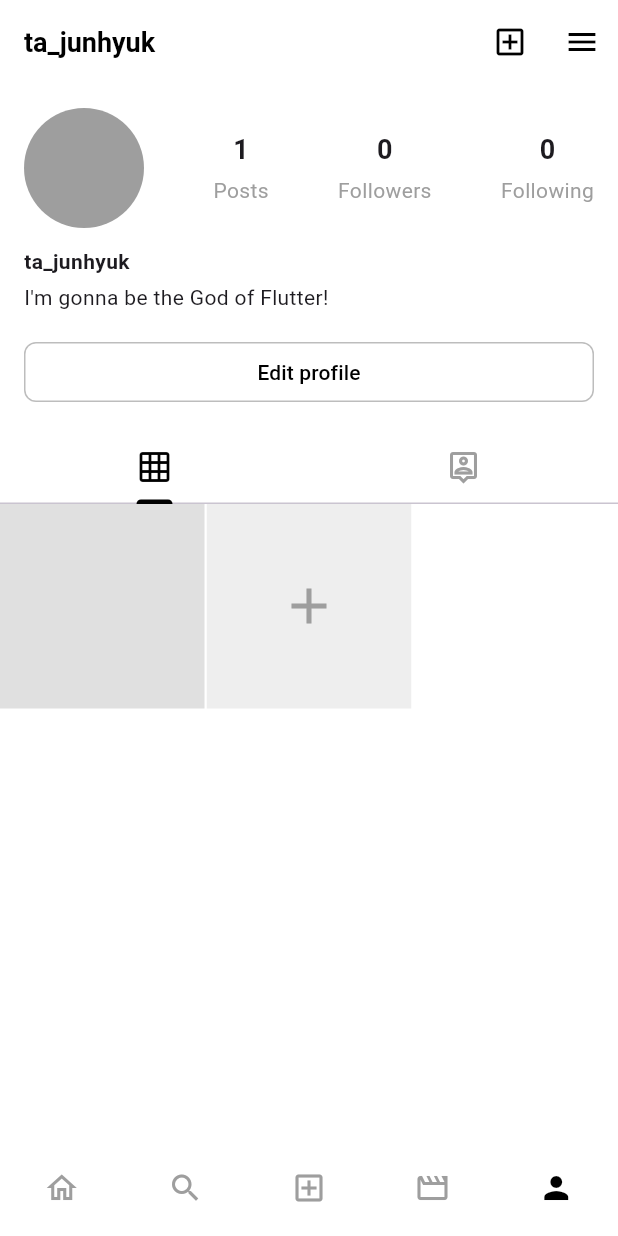
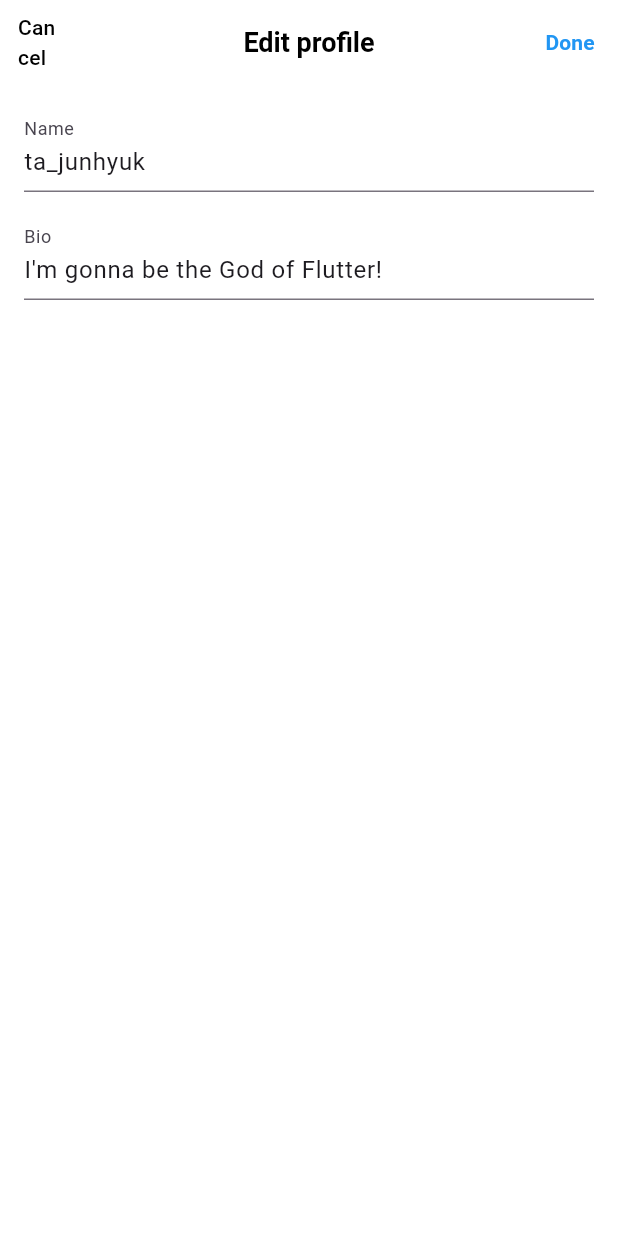
Before and after one commit to evaseo0078/instagram, a Flutter app: the screen it shows after launch, item 5 of the bottom bar chosen, after a tap on "Edit profile", on a phone screen of 412 x 824 dp. Run offline on Flutter 3.47's test engine with Material 3 defaults, Android fonts, the phone set to English and light mode, and no system bars; our stand-ins replace image_picker, permission_handler; missing offline and left inert: photo_manager, photo_manager_image_provider, photofilters.

Commit message:
edit_profile_screen 생성만

```diff
--- /dev/null
+++ b/lib/screens/edit_profile_screen.dart
@@ -0,0 +1,100 @@
+// 📍 lib/screens/edit_profile_screen.dart
+
+import 'package:flutter/material.dart';
+import 'package:instagram/utils/colors.dart';
+
+class EditProfileScreen extends StatefulWidget {
+  // 1. profile_screen.dart로부터 "현재" 닉네임과 바이오를 전달받음
+  final String currentName;
+  final String currentBio;
+
+  const EditProfileScreen({
+    super.key,
+    required this.currentName,
+    required this.currentBio,
+  });
+
+  @override
+  State<EditProfileScreen> createState() => _EditProfileScreenState();
+}
+
+class _EditProfileScreenState extends State<EditProfileScreen> {
+  // 2. TextField를 제어하기 위한 컨트롤러
+  late TextEditingController _nameController;
+  late TextEditingController _bioController;
+
+  @override
+  void initState() {
+    super.initState();
+    // 3. 컨트롤러를 "현재" 닉네임/바이오로 초기화
+    _nameController = TextEditingController(text: widget.currentName);
+    _bioController = TextEditingController(text: widget.currentBio);
+  }
+
+  @override
+  void dispose() {
+    _nameController.dispose();
+    _bioController.dispose();
+    super.dispose();
+  }
+
+  // 4. "Done" 버튼을 눌렀을 때 실행될 함수
+  void _saveAndReturn() {
+    // 5. 변경된 텍스트를 Map 형태로 묶어서 이전 화면으로 "반환"
+    Navigator.of(context).pop({
+      'name': _nameController.text,
+      'bio': _bioController.text,
+    });
+  }
+
+  @override
+  Widget build(BuildContext context) {
+    return Scaffold(
+      appBar: AppBar(
+        // "Cancel" 버튼 (영상 03:54)
+        leading: TextButton(
+          onPressed: () => Navigator.of(context).pop(),
+          child: const Text('Cancel', style: TextStyle(color: primaryColor)),
+        ),
+        title: const Text('Edit profile',
+            style: TextStyle(fontWeight: FontWeight.bold)),
+        centerTitle: true,
+        // "Done" 버튼
+        actions: [
+          TextButton(
+            onPressed: _saveAndReturn, // ⭐️ 저장 함수 연결
+            child: const Text(
+              'Done',
+              style: TextStyle(
+                color: Colors.blue,
+                fontWeight: FontWeight.bold,
+              ),
+            ),
+          )
+        ],
+      ),
+      body: Padding(
+        padding: const EdgeInsets.all(16.0),
+        child: Column(
+          children: [
+            // 6. 이름 입력 필드 (영상 03:56)
+            TextField(
+              controller: _nameController,
+              decoration: const InputDecoration(
+                labelText: 'Name',
+              ),
+            ),
+            const SizedBox(height: 16),
+            // 7. 바이오 입력 필드 (영상 04:15)
+            TextField(
+              controller: _bioController,
+              decoration: const InputDecoration(
+                labelText: 'Bio',
+              ),
+            ),
+          ],
+        ),
+      ),
+    );
+  }
+}
--- a/lib/screens/profile_screen.dart
+++ b/lib/screens/profile_screen.dart
@@ -1,10 +1,14 @@
+// 📍 lib/screens/profile_screen.dart (업데이트된 최종본)
+
 import 'dart:io';
 import 'package:flutter/material.dart';
 import 'package:instagram/utils/colors.dart';
+import 'package:instagram/screens/edit_profile_screen.dart'; // ⭐️ 1. 새로 만든 파일 import
 
-class ProfileScreen extends StatelessWidget {
+// ⭐️ 2. StatelessWidget -> StatefulWidget로 변경
+class ProfileScreen extends StatefulWidget {
   final List<Map<String, dynamic>> allPosts;
-  final void Function() onAddPostPressed; // AppBar의 '+' 버튼용 함수
+  final void Function() onAddPostPressed;
 
   const ProfileScreen({
     super.key,
@@ -12,6 +16,40 @@ class ProfileScreen extends StatelessWidget {
     required this.onAddPostPressed,
   });
 
+  @override
+  // ⭐️ 3. State 객체 생성
+  State<ProfileScreen> createState() => _ProfileScreenState();
+}
+
+// ⭐️ 4. State 클래스 (모든 로직이 여기로 이동)
+class _ProfileScreenState extends State<ProfileScreen> {
+  // ⭐️ 5. 닉네임과 바이오를 "기억"할 변수 (초기값 설정)
+  String _name = 'ta_junhyuk';
+  String _bio = "I'm gonna be the God of Flutter!";
+
+  // ⭐️ 6. EditProfileScreen으로 이동하는 함수 (새로 추가)
+  Future<void> _navigateToEditProfile() async {
+    // 7. "Edit profile" 화면을 띄우고, "현재" 닉네임/바이오를 전달
+    final result = await Navigator.push(
+      context,
+      MaterialPageRoute(
+        builder: (context) => EditProfileScreen(
+          currentName: _name,
+          currentBio: _bio,
+        ),
+      ),
+    );
+
+    // 8. "Done"을 눌러 돌아왔다면 (result가 Map 형태일 경우)
+    if (result != null && result is Map<String, String>) {
+      setState(() {
+        _name = result['name']!; // ⭐️ 9. 변수 업데이트 (화면 새로고침)
+        _bio = result['bio']!; // ⭐️ 10. 변수 업데이트 (화면 새로고침)
+      });
+    }
+  }
+
+  // ( ... 기존 _buildStatColumn, _buildPostGrid 함수는 동일 ... )
   Widget _buildStatColumn(String count, String label) {
     return Column(
       mainAxisSize: MainAxisSize.min,
@@ -30,13 +68,10 @@ class ProfileScreen extends StatelessWidget {
     );
   }
 
-  // ⭐️ 1. 게시물 격자(Grid)를 만드는 위젯 (수정됨)
   Widget _buildPostGrid(List<Map<String, dynamic>> myPosts) {
-    // ⭐️ 2. (영상 03:48) "No posts yet" 문구 (기존 로직)
     if (myPosts.isEmpty) {
       return const Center(child: Text("No posts yet"));
     }
-
     return GridView.builder(
       shrinkWrap: true,
       physics: const NeverScrollableScrollPhysics(),
@@ -45,13 +80,12 @@ class ProfileScreen extends StatelessWidget {
         crossAxisSpacing: 1.5,
         mainAxisSpacing: 1.5,
       ),
-      // ⭐️ 3. itemCount: 게시물 갯수 + 1 (마지막 '+' 버튼)
       itemCount: myPosts.length + 1,
       itemBuilder: (context, index) {
-        // ⭐️ 4. (영상 02:25) 마지막 index일 경우 '+' 버튼 반환
         if (index == myPosts.length) {
           return GestureDetector(
-            onTap: onAddPostPressed, // ⭐️ 5. AppBar와 동일한 포스팅 함수 연결
+            // ⭐️ 부모(widget)로부터 함수 접근
+            onTap: widget.onAddPostPressed,
             child: Container(
               color: Colors.grey[200],
               child: const Icon(
@@ -62,11 +96,8 @@ class ProfileScreen extends StatelessWidget {
             ),
           );
         }
-
-        // ⭐️ 6. 마지막이 아니면, 기존 썸네일 표시
         final postData = myPosts[index];
         final imagePath = postData['imagePath'];
-
         if (imagePath is File) {
           return Image.file(imagePath, fit: BoxFit.cover);
         } else if (imagePath is String) {
@@ -80,21 +111,22 @@ class ProfileScreen extends StatelessWidget {
 
   @override
   Widget build(BuildContext context) {
-    // ⭐️ 7. "중앙 리스트"에서 "내 게시물"만 필터링
-    final List<Map<String, dynamic>> myPosts =
-        allPosts.where((post) => post['username'] == 'ta_junhyuk').toList();
+    // ⭐️ 부모(widget)로부터 포스트 리스트 접근
+    final List<Map<String, dynamic>> myPosts = widget.allPosts
+        .where((post) => post['username'] == 'ta_junhyuk')
+        .toList();
 
     return Scaffold(
       appBar: AppBar(
-        title: const Text(
-          'ta_junhyuk',
-          style: TextStyle(fontWeight: FontWeight.bold, color: primaryColor),
+        title: Text(
+          _name, // ⭐️ 11. 하드코딩된 텍스트 대신 _name 변수 사용
+          style:
+              const TextStyle(fontWeight: FontWeight.bold, color: primaryColor),
         ),
         actions: [
-          // ⭐️ 8. AppBar의 '+' 버튼 (이것도 그대로 둠)
           IconButton(
             icon: const Icon(Icons.add_box_outlined),
-            onPressed: onAddPostPressed,
+            onPressed: widget.onAddPostPressed, // ⭐️ 부모(widget) 함수 사용
           ),
           IconButton(
             icon: const Icon(Icons.menu),
@@ -107,7 +139,6 @@ class ProfileScreen extends StatelessWidget {
         child: NestedScrollView(
           headerSliverBuilder: (context, innerBoxIsScrolled) {
             return [
-              // ⭐️ 9. 프로필 정보 헤더 (기존과 동일)
               SliverList(
                 delegate: SliverChildListDelegate(
                   [
@@ -130,19 +161,20 @@ class ProfileScreen extends StatelessWidget {
                             ],
                           ),
                           const SizedBox(height: 12),
-                          const Text(
-                            'ta_junhyuk',
-                            style: TextStyle(fontWeight: FontWeight.bold),
+                          Text(
+                            _name, // ⭐️ 12. 하드코딩된 텍스트 대신 _name 변수 사용
+                            style: const TextStyle(fontWeight: FontWeight.bold),
                           ),
                           const SizedBox(height: 4),
-                          const Text(
-                            "I'm gonna be the God of Flutter!",
+                          Text(
+                            _bio, // ⭐️ 13. 하드코딩된 텍스트 대신 _bio 변수 사용
                           ),
                           const SizedBox(height: 16),
                           SizedBox(
                             width: double.infinity,
                             child: OutlinedButton(
-                              onPressed: () {},
+                              // ⭐️ 14. _navigateToEditProfile 함수 연결
+                              onPressed: _navigateToEditProfile,
                               style: OutlinedButton.styleFrom(
                                 side: BorderSide(color: Colors.grey[400]!),
                                 shape: RoundedRectangleBorder(
@@ -161,7 +193,7 @@ class ProfileScreen extends StatelessWidget {
                   ],
                 ),
               ),
-              // ⭐️ 10. 탭바 (기존과 동일)
+              // ( ... 탭바는 동일 ... )
               SliverPersistentHeader(
                 pinned: true,
                 delegate: _SliverAppBarDelegate(
@@ -178,10 +210,9 @@ class ProfileScreen extends StatelessWidget {
               ),
             ];
           },
-          // ⭐️ 11. 탭바 내용 (수정된 _buildPostGrid 사용)
           body: TabBarView(
             children: [
-              _buildPostGrid(myPosts), // ⭐️ (수정된 함수)
+              _buildPostGrid(myPosts),
               const Center(child: Text('Tagged posts')),
             ],
           ),
@@ -191,17 +222,14 @@ class ProfileScreen extends StatelessWidget {
   }
 }
 
-// (SliverAppBarDelegate Helper 클래스는 동일)
+// ( ... SliverAppBarDelegate Helper 클래스는 동일 ... )
 class _SliverAppBarDelegate extends SliverPersistentHeaderDelegate {
   _SliverAppBarDelegate(this._tabBar);
-
   final TabBar _tabBar;
-
   @override
   double get minExtent => _tabBar.preferredSize.height;
   @override
   double get maxExtent => _tabBar.preferredSize.height;
-
   @override
   Widget build(
       BuildContext context, double shrinkOffset, bool overlapsContent) {
```
